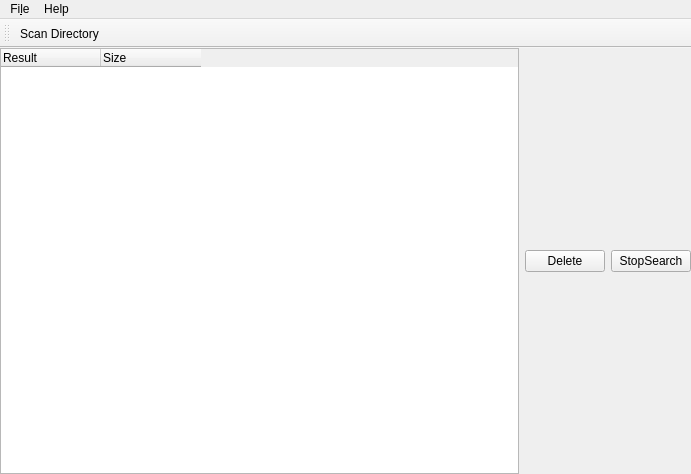
This is mainwindow.ui in Motyaspr/CopyFinder as Qt 5 draws it before an edit. The edited form follows.
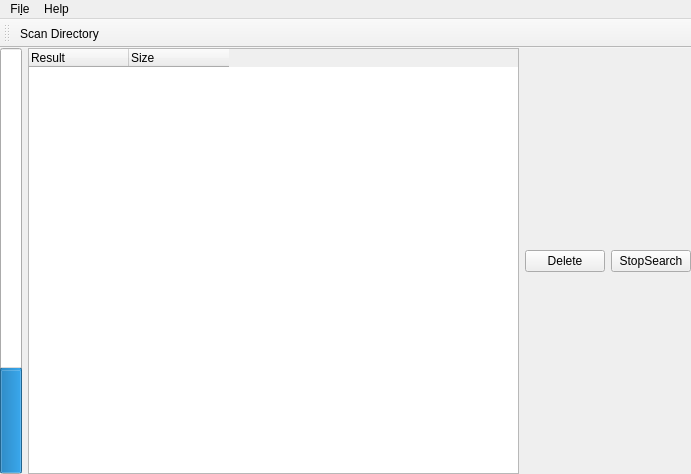
This is the edited form.

Patch:
```diff
--- a/mainwindow.ui
+++ b/mainwindow.ui
@@ -27,6 +27,25 @@
     <property name="bottomMargin">
      <number>0</number>
     </property>
+    <item>
+     <widget class="QProgressBar" name="progressBar">
+      <property name="value">
+       <number>24</number>
+      </property>
+      <property name="alignment">
+       <set>Qt::AlignRight|Qt::AlignTrailing|Qt::AlignVCenter</set>
+      </property>
+      <property name="orientation">
+       <enum>Qt::Vertical</enum>
+      </property>
+      <property name="textDirection">
+       <enum>QProgressBar::TopToBottom</enum>
+      </property>
+      <property name="format">
+       <string>%p%</string>
+      </property>
+     </widget>
+    </item>
     <item>
      <widget class="QTreeWidget" name="treeWidget">
       <attribute name="headerMinimumSectionSize">
```
